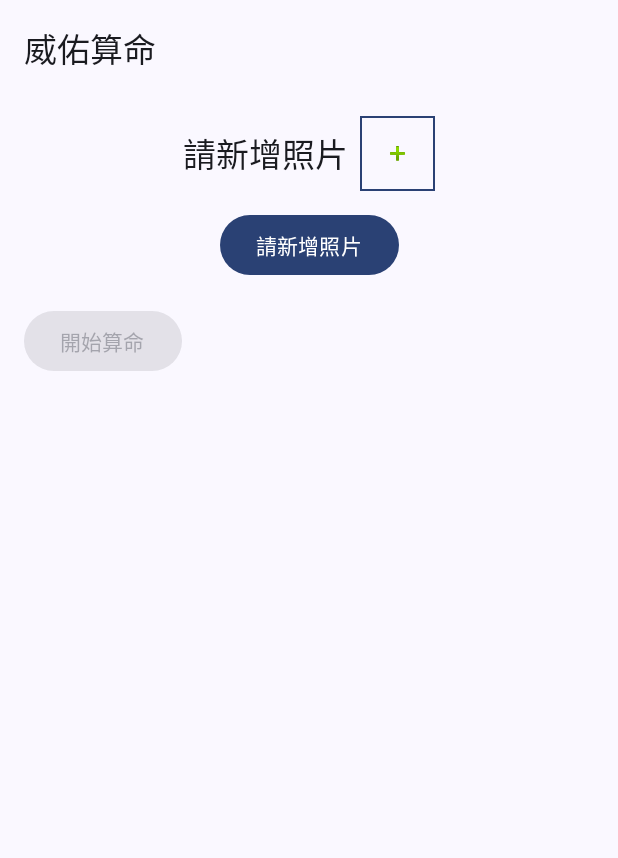
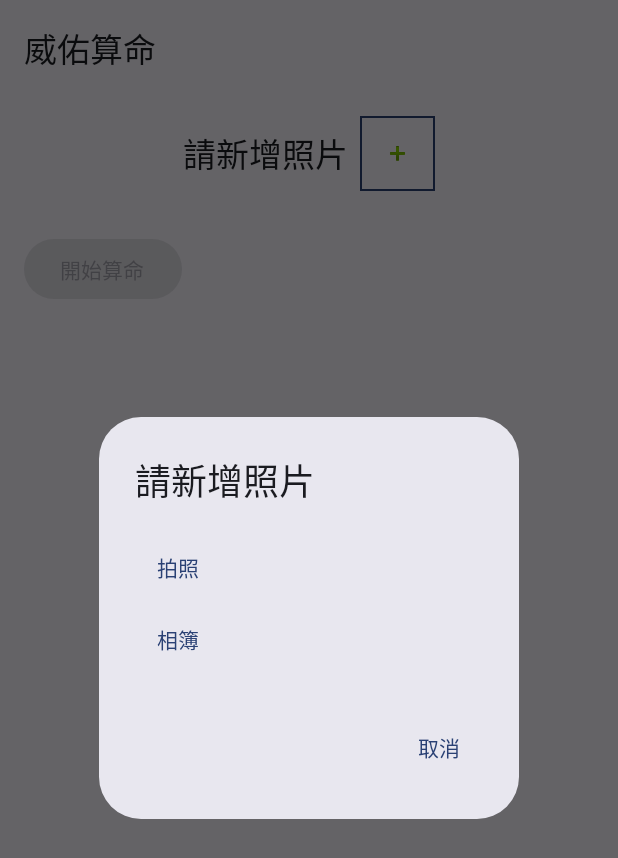
Before and after one commit to wow800915/FortuneTeller, an Android app built with Jetpack Compose: the screen it shows after launch (MainActivity), after a tap on "威佑算命", on a phone screen of 412 x 824 dp. Shown: the top 858 px of the screen. Run offline under Robolectric (Android 15) with nearby library versions, the phone set to English and light mode, and no system bars; libraries missing offline, so code that uses them is left out: com.google.ai.client.

Commit message:
新增一個對話筐可以選照片或是拍照

```diff
--- a/app/src/main/java/com/example/fortuneteller/HomeScreen.kt
+++ b/app/src/main/java/com/example/fortuneteller/HomeScreen.kt
@@ -46,6 +46,8 @@ import androidx.core.content.ContextCompat
 import androidx.core.content.FileProvider
 import androidx.lifecycle.viewmodel.compose.viewModel
 import java.io.File
+import androidx.compose.material3.AlertDialog
+import androidx.compose.material3.TextButton
 
 @Composable
 fun HomeScreen(
@@ -58,6 +60,7 @@ fun HomeScreen(
     val prompt = stringResource(R.string.prompt)
 
     val selectedImage = remember { mutableStateOf<Bitmap?>(null) }
+    val showDialog = rememberSaveable { mutableStateOf(false) }
 
     // Image picker launcher for selecting image from gallery
     val imagePickerlauncher = rememberLauncherForActivityResult(
@@ -133,39 +136,10 @@ fun HomeScreen(
                         .requiredSize(50.dp)
                         .border(BorderStroke(1.dp, MaterialTheme.colorScheme.primary))
                         .clickable {
-                            imagePickerlauncher.launch("image/*")
+                            showDialog.value = true
                         }
                         .padding(16.dp)
                 )
-            }
-
-            // Button to take a photo using the camera
-            Button(
-                onClick = {
-                    // Check if camera permission is granted
-                    when {
-                        ContextCompat.checkSelfPermission(
-                            context,
-                            Manifest.permission.CAMERA
-                        ) == PackageManager.PERMISSION_GRANTED -> {
-                            // Permission is granted, launch camera
-                            photoUri.value = FileProvider.getUriForFile(
-                                context,
-                                "${context.packageName}.fileprovider",
-                                photoFile
-                            )
-                            cameraLauncher.launch(photoUri.value)
-                        }
-
-                        else -> {
-                            // Request camera permission
-                            permissionLauncher.launch(Manifest.permission.CAMERA)
-                        }
-                    }
-                },
-                modifier = Modifier.align(Alignment.CenterHorizontally)
-            ) {
-                Text(text = stringResource(R.string.add_photo))
             }
         }
 
@@ -179,7 +153,7 @@ fun HomeScreen(
                     .border(BorderStroke(1.dp, MaterialTheme.colorScheme.primary))
                     .align(Alignment.CenterHorizontally)
                     .clickable {
-                        imagePickerlauncher.launch("image/*")
+                        showDialog.value = true
                     }
             )
         }
@@ -227,4 +201,60 @@ fun HomeScreen(
             )
         }
     }
+
+    if (showDialog.value) {
+        AlertDialog(
+            onDismissRequest = { showDialog.value = false },
+            title = {
+                Text(text = stringResource(R.string.add_photo))
+            },
+            text = {
+                Column {
+                    TextButton(
+                        onClick = {
+                            showDialog.value = false
+                            // Check if camera permission is granted
+                            when {
+                                ContextCompat.checkSelfPermission(
+                                    context,
+                                    Manifest.permission.CAMERA
+                                ) == PackageManager.PERMISSION_GRANTED -> {
+                                    // Permission is granted, launch camera
+                                    photoUri.value = FileProvider.getUriForFile(
+                                        context,
+                                        "${context.packageName}.fileprovider",
+                                        photoFile
+                                    )
+                                    cameraLauncher.launch(photoUri.value)
+                                }
+
+                                else -> {
+                                    // Request camera permission
+                                    permissionLauncher.launch(Manifest.permission.CAMERA)
+                                }
+                            }
+                        }
+                    ) {
+                        Text(text = stringResource(R.string.take_photo))
+                    }
+
+                    TextButton(
+                        onClick = {
+                            showDialog.value = false
+                            imagePickerlauncher.launch("image/*")
+                        }
+                    ) {
+                        Text(text = stringResource(R.string.pick_image))
+                    }
+                }
+            },
+            confirmButton = {
+                TextButton(
+                    onClick = { showDialog.value = false }
+                ) {
+                    Text(text = stringResource(R.string.cancel))
+                }
+            }
+        )
+    }
 }
--- a/app/src/main/res/values/strings.xml
+++ b/app/src/main/res/values/strings.xml
@@ -9,4 +9,8 @@
     <string name="image2_description">Homemade bread</string>
     <string name="image3_description">Red-velvet cupcake</string>
     <string name="results_placeholder"> </string>
+    <string name="take_photo">拍照</string>
+    <string name="pick_image">相簿</string>
+    <string name="cancel">取消</string>
+
 </resources>
```
